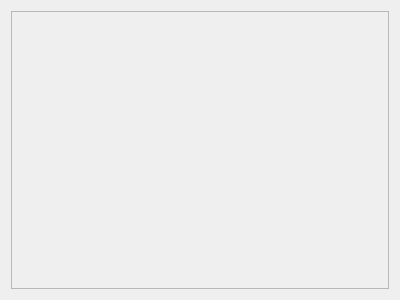
This is sources/ui/elementselectorwidget.ui in qelectrotech/qelectrotech-source-mirror as Qt 5 draws it before an edit. The edited form follows.
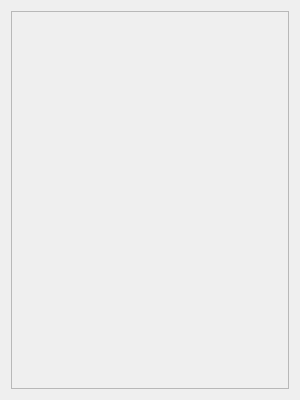
This is the edited form.

Commit message: Fix widgets size for dock

```diff
--- a/sources/ui/elementselectorwidget.ui
+++ b/sources/ui/elementselectorwidget.ui
@@ -6,10 +6,16 @@
    <rect>
     <x>0</x>
     <y>0</y>
-    <width>400</width>
-    <height>300</height>
+    <width>300</width>
+    <height>400</height>
    </rect>
   </property>
+  <property name="minimumSize">
+   <size>
+    <width>300</width>
+    <height>400</height>
+   </size>
+  </property>
   <property name="windowTitle">
    <string>Form</string>
   </property>
@@ -27,8 +33,8 @@
        <rect>
         <x>0</x>
         <y>0</y>
-        <width>380</width>
-        <height>280</height>
+        <width>280</width>
+        <height>380</height>
        </rect>
       </property>
       <layout class="QVBoxLayout" name="scroll_layout_">
```
The commit also changes 4 other files.
